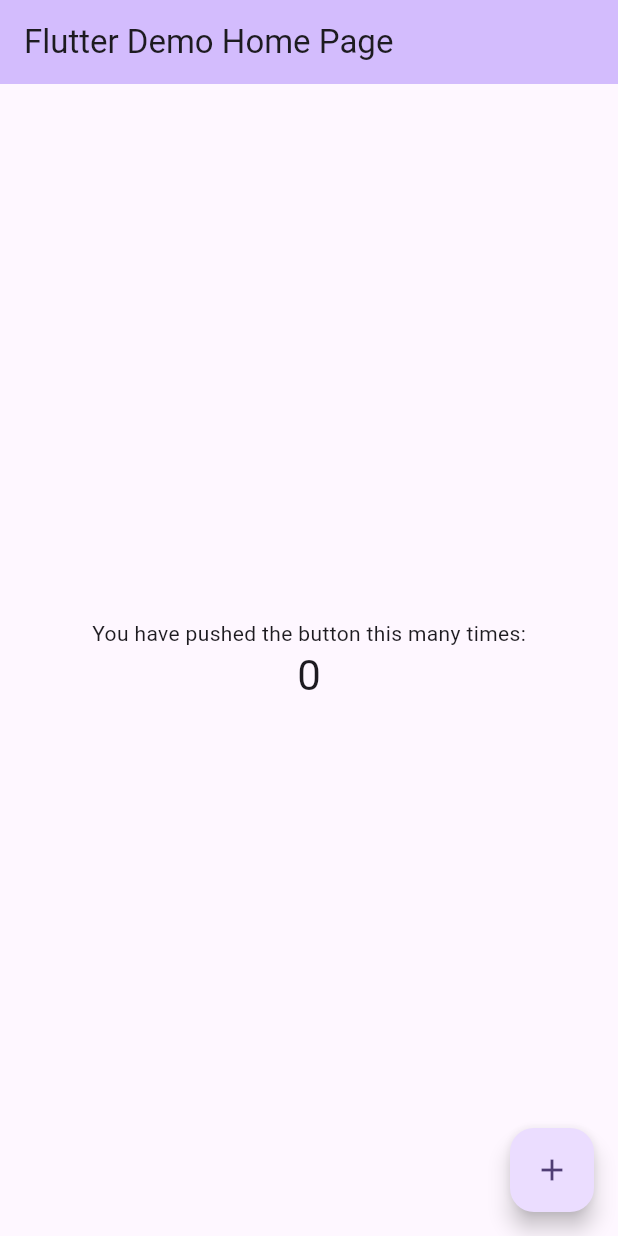
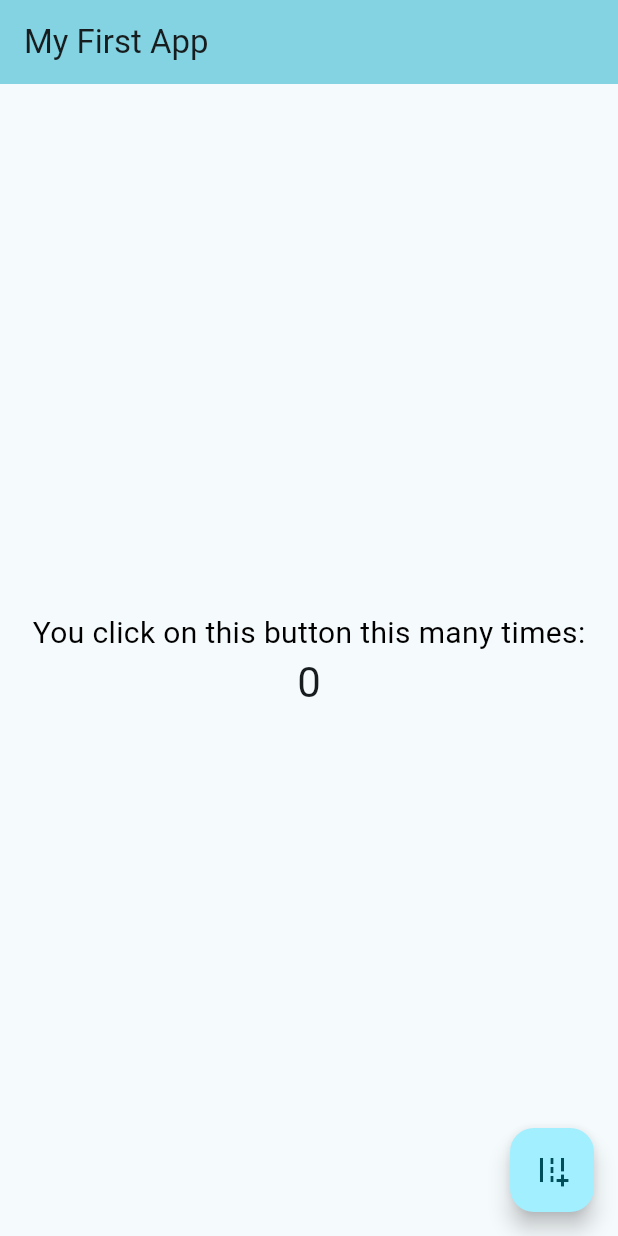
Before and after one commit to Tales-S-Leite/diocurso, a Flutter app: the screen it shows after launch, on a phone screen of 412 x 824 dp. Run offline on Flutter 3.47's test engine with Material 3 defaults, Android fonts, the phone set to English and light mode, and no system bars.

Commit message:
Pequenas alteracoes para finalizar primeiro projeto

```diff
--- a/lib/main.dart
+++ b/lib/main.dart
@@ -28,9 +28,9 @@
         //
         // This works for code too, not just values: Most code changes can be
         // tested with just a hot reload.
-        colorScheme: ColorScheme.fromSeed(seedColor: Colors.deepPurple),
+        colorScheme: ColorScheme.fromSeed(seedColor: Colors.cyan),
       ),
-      home: const MyHomePage(title: 'Flutter Demo Home Page'),
+      home: const MyHomePage(title: 'My First App'),
     );
   }
 }
@@ -104,7 +104,10 @@
           // wireframe for each widget.
           mainAxisAlignment: MainAxisAlignment.center,
           children: <Widget>[
-            const Text('You have pushed the button this many times:'),
+            const Text(
+              'You click on this button this many times:',
+              style: TextStyle(color: Colors.black, fontSize: 20),
+            ),
             Text(
               '$_counter',
               style: Theme.of(context).textTheme.headlineMedium,
@@ -115,7 +118,7 @@
       floatingActionButton: FloatingActionButton(
         onPressed: _incrementCounter,
         tooltip: 'Increment',
-        child: const Icon(Icons.add),
+        child: const Icon(Icons.add_road),
       ), // This trailing comma makes auto-formatting nicer for build methods.
     );
   }
```
